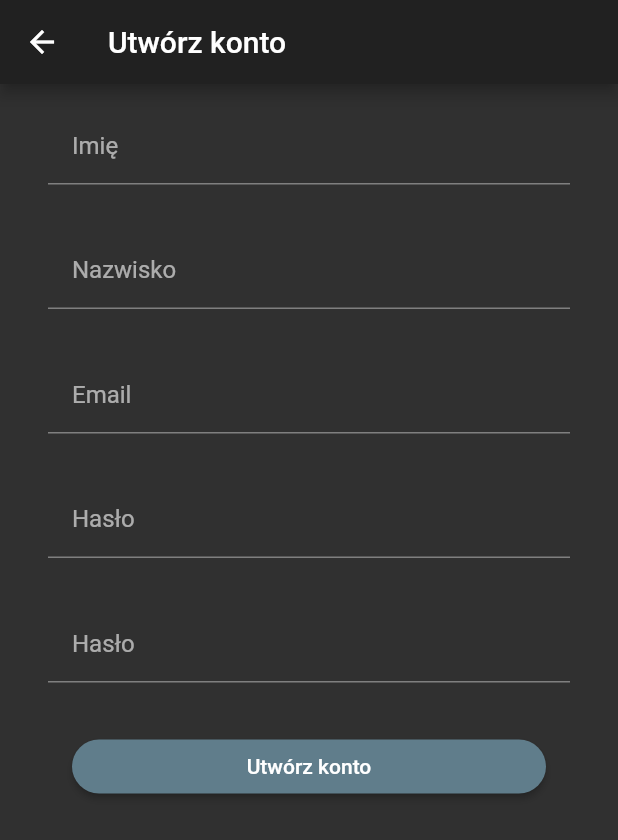
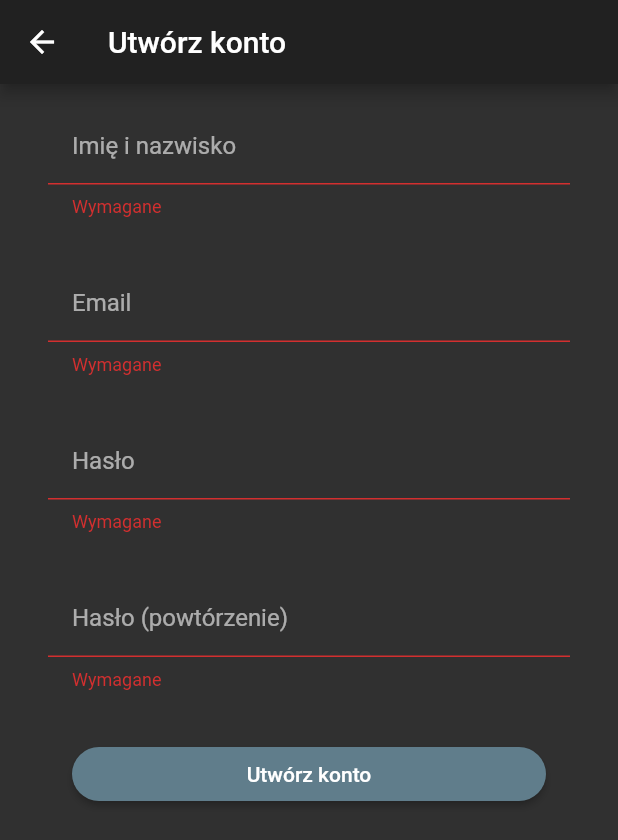
Before and after one commit to wodzu96/ZIwG_PT0730_Cyfrowa_historia_pojazdu-mobile, a Flutter app: the SignUpScreen screen opened by its route, after a tap on "Utwórz konto", on a phone screen of 412 x 824 dp. Shown: the top 840 px of the screen. Run offline on Flutter 3.47's test engine with Material 2 defaults, Android fonts, the phone set to English and light mode, and no system bars; our stand-ins replace convert, dio, firebase_auth, firebase_database; accounts and stored records are empty.

Commit message:
Creating an account no works

```diff
--- a/lib/communication/validations.dart
+++ b/lib/communication/validations.dart
@@ -1,20 +1,26 @@
-
-class Validations{
+class Validations {
   String validateName(String value) {
-    if (value.isEmpty) return 'Name is required.';
+    if (value.isEmpty) return 'Wymagane';
     return null;
   }
 
-    String validateEmail(String value) {
-    if (value.isEmpty) return 'Email is required.';
-    final RegExp nameExp = new RegExp(r'^(([^<>()[\]\\.,;:\s@\"]+(\.[^<>()[\]\\.,;:\s@\"]+)*)|(\".+\"))@((\[[0-9]{1,3}\.[0-9]{1,3}\.[0-9]{1,3}\.[0-9]{1,3}\])|(([a-zA-Z\-0-9]+\.)+[a-zA-Z]{2,}))$');
-    if (!nameExp.hasMatch(value)) return 'Invalid email address';
+  String validateEmail(String value) {
+    if (value.isEmpty) return 'Wymagane';
+    final RegExp nameExp = new RegExp(
+        r'^(([^<>()[\]\\.,;:\s@\"]+(\.[^<>()[\]\\.,;:\s@\"]+)*)|(\".+\"))@((\[[0-9]{1,3}\.[0-9]{1,3}\.[0-9]{1,3}\.[0-9]{1,3}\])|(([a-zA-Z\-0-9]+\.)+[a-zA-Z]{2,}))$');
+    if (!nameExp.hasMatch(value)) return 'Niepoprawny adres e-mail';
     return null;
   }
 
   String validatePassword(String value) {
-    if (value.isEmpty) return 'Please choose a password.';
+    if (value.isEmpty) return 'Wymagane';
+    if (value.length < 8) return 'Hasło musi mieć 8 lub więcej znaków';
     return null;
   }
 
+  String validatePasswordRepeat(String value, String password) {
+    if (value.isEmpty) return 'Wymagane';
+    if (value != password) return 'Hasła nie są takie same';
+    return null;
+  }
 }
--- a/lib/ui/Login/login_service.dart
+++ b/lib/ui/Login/login_service.dart
@@ -1,4 +1,3 @@
 import 'package:cyfrowa_historia_pojazdu/communication/authentication.dart';
-import 'package:cyfrowa_historia_pojazdu/core/core_api.dart';
 
-class LoginService extends CoreApi with UserAuth{}
+class LoginService with UserAuth {}
--- a/lib/ui/SignUp/signup_builder.dart
+++ b/lib/ui/SignUp/signup_builder.dart
@@ -1,5 +1,5 @@
+import 'package:cyfrowa_historia_pojazdu/communication/validations.dart';
 import 'package:cyfrowa_historia_pojazdu/core/core_builder.dart';
-import 'package:cyfrowa_historia_pojazdu/communication/validations.dart';
 import 'package:flutter/material.dart';
 
 class SignupBuilder with CoreBuilder, Validations {
@@ -9,21 +9,22 @@ class SignupBuilder with CoreBuilder, Validations {
   String name;
   String surname;
 
-  Widget buildRootLayout(
-      context, bool isLoading, GlobalKey<FormState> formKey) {
+  Widget buildRootLayout(context, bool isLoading, GlobalKey<FormState> formKey,
+      Function onSignupButtonPressed) {
     if (isLoading)
       return buildLoadingLayout(context);
     else
-      return buildDefaultLayout(formKey);
+      return buildDefaultLayout(formKey, onSignupButtonPressed);
   }
 
-  Widget buildDefaultLayout(GlobalKey<FormState> formKey) {
+  Widget buildDefaultLayout(GlobalKey<FormState> formKey,
+      Function onSignupButtonPressed) {
     return Column(
       mainAxisAlignment: MainAxisAlignment.start,
       crossAxisAlignment: CrossAxisAlignment.stretch,
       children: <Widget>[
         buildLoginForm(formKey),
-        buildSignupButton(formKey)
+        buildSignupButton(formKey, onSignupButtonPressed)
       ],
     );
   }
@@ -41,20 +42,8 @@ class SignupBuilder with CoreBuilder, Validations {
                   },
                   onSaved: (value) => this.name = value,
                   decoration: InputDecoration(
-                      hintText: 'Podaj imię',
-                      labelText: 'Imię',
-                      contentPadding:
-                          EdgeInsets.fromLTRB(16.0, 8.0, 16.0, 8.0)))),
-          Padding(
-              padding: EdgeInsets.symmetric(vertical: 16.0, horizontal: 32.0),
-              child: TextFormField(
-                  validator: (value) {
-                    return validateName(value);
-                  },
-                  onSaved: (value) => this.surname = value,
-                  decoration: InputDecoration(
-                      hintText: 'Podaj nazwisko',
-                      labelText: "Nazwisko",
+                      hintText: 'Podaj imię i nazwisko',
+                      labelText: 'Imię i nazwisko',
                       contentPadding:
                           EdgeInsets.fromLTRB(16.0, 8.0, 16.0, 8.0)))),
           Padding(
@@ -86,13 +75,13 @@ class SignupBuilder with CoreBuilder, Validations {
               padding: EdgeInsets.symmetric(vertical: 16.0, horizontal: 32.0),
               child: TextFormField(
                   validator: (value) {
-                    return validatePassword(value);
+                    return validatePasswordRepeat(value, this.password);
                   },
                   obscureText: true,
                   onSaved: (value) => this.passwordRepeat = value,
                   decoration: InputDecoration(
                       hintText: 'Powtórz hasło',
-                      labelText: "Hasło",
+                      labelText: "Hasło (powtórzenie)",
                       contentPadding:
                           EdgeInsets.fromLTRB(16.0, 8.0, 16.0, 8.0))))
         ],
@@ -100,12 +89,13 @@ class SignupBuilder with CoreBuilder, Validations {
     );
   }
 
-    Widget buildSignupButton(GlobalKey<FormState> formKey) {
+  Widget buildSignupButton(GlobalKey<FormState> formKey, Function onPressed) {
     return Padding(
         padding: EdgeInsets.only(top: 16.0, left: 48, right: 48),
         child: RaisedButton(
           onPressed: () {
             formKey.currentState.save();
+            onPressed(this.name, this.email, this.password);
           },
           color: Colors.blueGrey,
           shape: RoundedRectangleBorder(
--- a/lib/ui/SignUp/signup_service.dart
+++ b/lib/ui/SignUp/signup_service.dart
@@ -1,3 +1,3 @@
-import 'package:cyfrowa_historia_pojazdu/core/core_api.dart';
+import 'package:cyfrowa_historia_pojazdu/communication/authentication.dart';
 
-class SignupService extends CoreApi{}
+class SignupService with UserAuth {}
```
Also changed, not shown: lib/core/core_builder.dart (+47 -5 lines), lib/ui/Login/login_page.dart (+24 -16 lines), lib/ui/SignUp/signup_page.dart (+42 -2 lines). Lines whose indentation alone changed are shown as unchanged.
